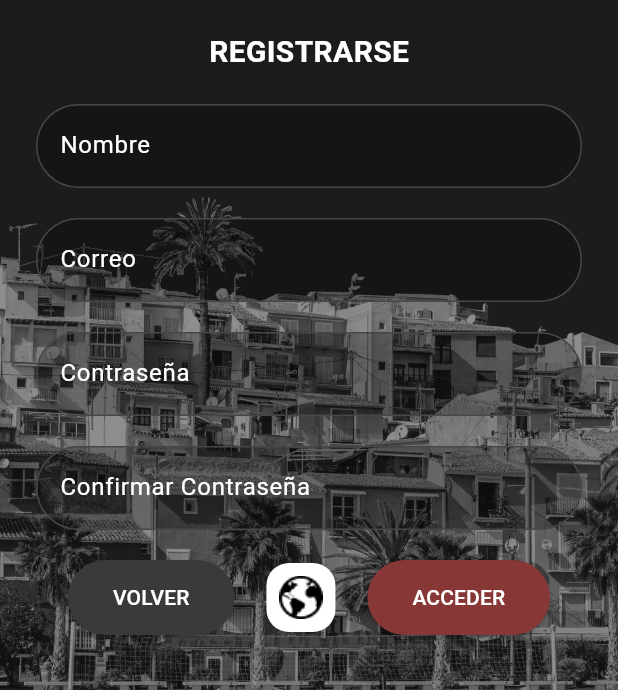
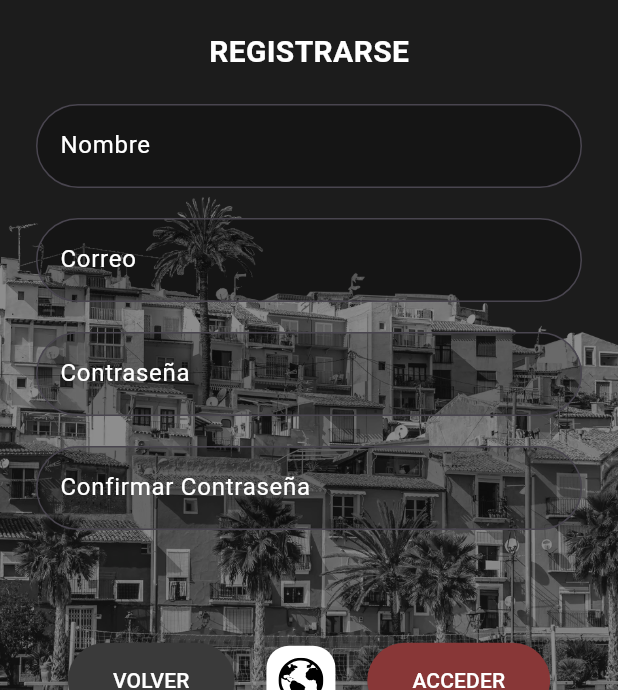
Before and after one commit to christian1dam/vilaexplorer, a Flutter app: the RegisterPage screen opened directly, on a phone screen of 412 x 824 dp, the part 546-1236 px from its top. Run offline on Flutter 3.47's test engine with Material 3 defaults, Android fonts, the phone set to English and light mode, and no system bars; our stand-ins replace flutter_map, flutter_svg, latlong2.

Commit message:
Cambio pngs a svgs

```diff
--- a/lib/src/pages/register_page.dart
+++ b/lib/src/pages/register_page.dart
@@ -1,4 +1,5 @@
 import 'package:flutter/material.dart';
+import 'package:flutter_svg/flutter_svg.dart';
 import '../../pages/homePage/home_page.dart';
 import 'login_page.dart';
 
@@ -12,6 +13,7 @@ class RegisterPage extends StatefulWidget {
 class _RegisterPageState extends State<RegisterPage> with SingleTickerProviderStateMixin {
   late AnimationController _rotationController;
   late Animation<double> _rotationAnimation;
+  late Animation<double> _buttonAnimation; // Nueva animación para los botones
   bool _isKeyboardVisible = false; // Estado para verificar si el teclado está visible
 
   @override
@@ -26,6 +28,14 @@ class _RegisterPageState extends State<RegisterPage> with SingleTickerProviderSt
     _rotationAnimation = CurvedAnimation(
       parent: _rotationController,
       curve: Curves.easeInOut,
+    );
+
+    // Inicializa la animación de los botones
+    _buttonAnimation = Tween<double>(begin: 0.0, end: 1.0).animate(
+      CurvedAnimation(
+        parent: _rotationController,
+        curve: Curves.easeInOut,
+      ),
     );
 
     _rotationController.forward();
@@ -60,15 +70,13 @@ class _RegisterPageState extends State<RegisterPage> with SingleTickerProviderSt
               ),
             ),
           ),
-
           Padding(
             padding: const EdgeInsets.symmetric(horizontal: 24.0),
-            child: SingleChildScrollView( // Mantener SingleChildScrollView
+            child: SingleChildScrollView(
               child: Column(
                 children: [
                   // Espacio superior del 30% de la pantalla
                   SizedBox(height: MediaQuery.of(context).size.height * 0.18),
-
                   // Hero con rotación y opacidad
                   AnimatedOpacity(
                     opacity: _isKeyboardVisible ? 0.0 : 1.0, // Cambiar opacidad según la visibilidad del teclado
@@ -86,7 +94,6 @@ class _RegisterPageState extends State<RegisterPage> with SingleTickerProviderSt
                     ),
                   ),
                   const SizedBox(height: 20),
-
                   // Título
                   RichText(
                     text: TextSpan(
@@ -122,7 +129,6 @@ class _RegisterPageState extends State<RegisterPage> with SingleTickerProviderSt
                     ),
                   ),
                   const SizedBox(height: 20),
-
                   // Campos de texto
                   _buildTextField('Nombre', false),
                   const SizedBox(height: 20),
@@ -131,12 +137,15 @@ class _RegisterPageState extends State<RegisterPage> with SingleTickerProviderSt
                   _buildTextField('Contraseña', true),
                   const SizedBox(height: 20),
                   _buildTextField('Confirmar Contraseña', true),
-
-                  // Espacio desde el fondo del 10%
-                  const SizedBox(height: 20),
-
+                  // Espacio adicional para bajar los botones
+                  const SizedBox(height: 75), // Aumenta este valor para bajar más
                   // Botones de registro y entrar
-                  Row(
+                  SlideTransition(
+                    position: Tween<Offset>(
+                      begin: Offset(0.0, 0.5), // Desplazar hacia arriba
+                      end: Offset.zero,
+                    ).animate(_buttonAnimation),
+                    child: Row(
                       mainAxisAlignment: MainAxisAlignment.spaceEvenly,
                       children: [
                         ElevatedButton(
@@ -177,8 +186,8 @@ class _RegisterPageState extends State<RegisterPage> with SingleTickerProviderSt
                             borderRadius: BorderRadius.circular(15),
                           ),
                           padding: const EdgeInsets.all(8.0),
-                        child: Image.asset(
-                          'assets/images/language.png',
+                          child: SvgPicture.asset(
+                            'lib/icon/language.svg', // Ruta del SVG
                             height: 30,
                             width: 30,
                           ),
@@ -216,6 +225,7 @@ class _RegisterPageState extends State<RegisterPage> with SingleTickerProviderSt
                         ),
                       ],
                     ),
+                  ),
                 ],
               ),
             ),
--- a/pubspec.yaml
+++ b/pubspec.yaml
@@ -37,6 +37,7 @@ dependencies:
   cupertino_icons: ^1.0.8
   flutter_map: ^7.0.2
   latlong2: ^0.9.1
+  flutter_svg: ^2.0.10+1
 
 dev_dependencies:
   flutter_test:
@@ -64,7 +65,7 @@ flutter:
   assets:
     - assets/images/fondoVilaBN.png
     - assets/images/VilaExplorer.png
-    - assets/images/language.png
+    - lib/icon/language.svg
     - lib/icon/tradiciones_icon.png
     - lib/icon/gastronomia.png
     - assets/images_gastronomia/
```
Also changed, not shown: lib/src/pages/login_page.dart (+27 -3 lines), lib/icon/language.svg (added), lib/src/pages/splash_page.dart (line endings or trailing spaces), pubspec.lock. Lines whose indentation alone changed are shown as unchanged.
